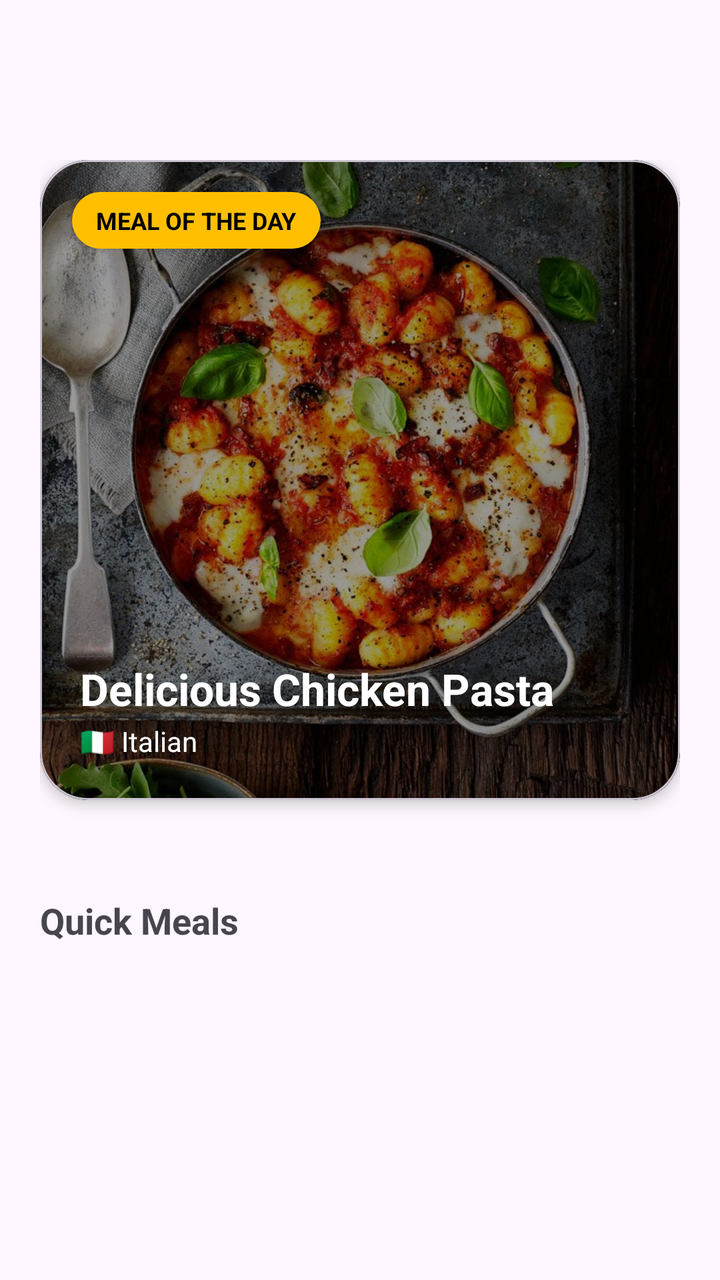
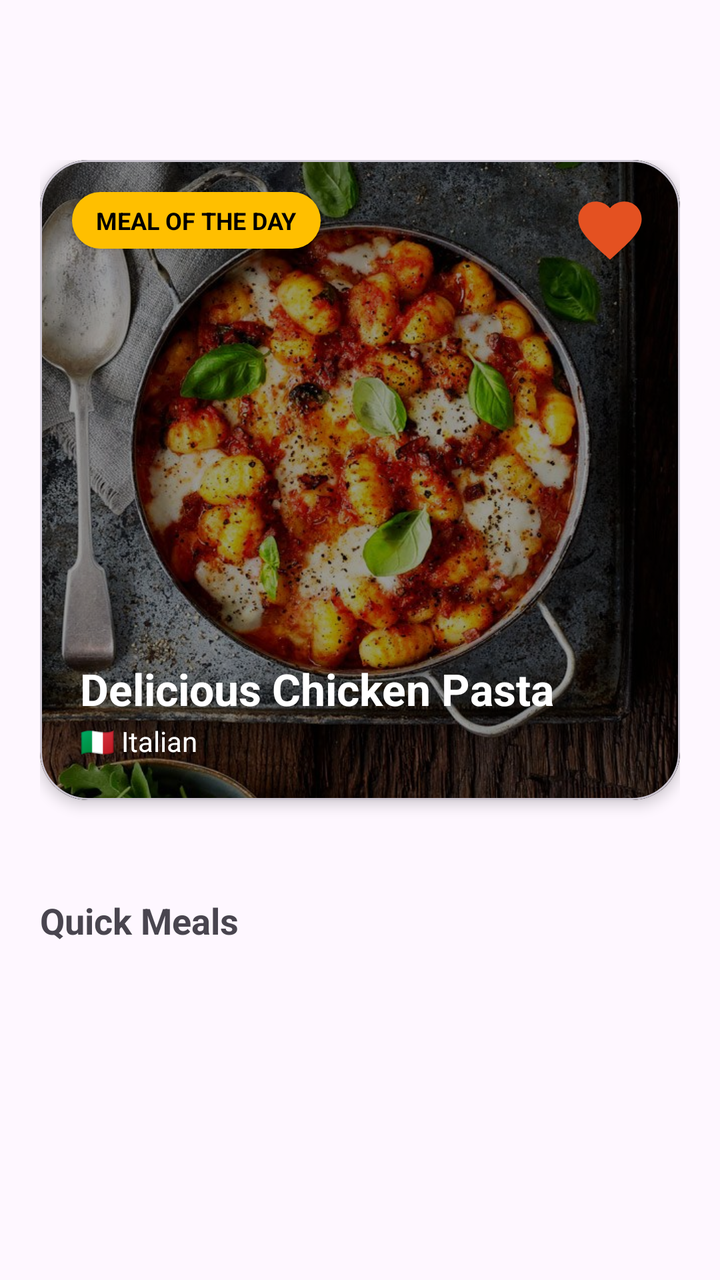

Before-and-after screenshots of an Android layout around one commit, followed by the original layout XML and the change that was made.
<!-- AndroidManifest.xml: application theme Theme.FoodPlanner -->
<!-- res/layout/fragment_home.xml -->
<?xml version="1.0" encoding="utf-8"?>
<androidx.constraintlayout.widget.ConstraintLayout xmlns:android="http://schemas.android.com/apk/res/android"
    xmlns:app="http://schemas.android.com/apk/res-auto"
    android:layout_width="match_parent"
    android:layout_height="match_parent"
    xmlns:tools="http://schemas.android.com/tools"
    android:id="@+id/homeFragment"
    android:paddingTop="80dp"
    android:paddingStart="20dp"
    android:paddingEnd="20dp"
    android:paddingBottom="30dp"
    >

    <com.google.android.material.card.MaterialCardView
        android:id="@+id/mealOfDayCard"
        android:layout_width="0dp"
        android:layout_height="320dp"
        app:cardCornerRadius="24dp"
        app:cardElevation="4dp"
        app:layout_constraintTop_toTopOf="parent"
        app:layout_constraintStart_toStartOf="parent"
        app:layout_constraintEnd_toEndOf="parent">

        <FrameLayout
            android:layout_width="match_parent"
            android:layout_height="match_parent">

            <ImageView
                android:id="@+id/mealImage"
                android:layout_width="match_parent"
                android:layout_height="match_parent"
                android:scaleType="centerCrop"
                android:src="@drawable/placeholder_food" />

            <View
                android:layout_width="match_parent"
                android:layout_height="match_parent"
                android:background="@color/darkOverlay" />

            <TextView
                android:layout_width="wrap_content"
                android:layout_height="wrap_content"
                android:layout_margin="16dp"
                android:paddingHorizontal="12dp"
                android:paddingVertical="6dp"
                android:background="@drawable/meal_day_shape"
                android:text="MEAL OF THE DAY"
                android:textColor="@color/black"
                android:textSize="12sp"
                android:textStyle="bold"
                android:elevation="2dp"
                android:layout_gravity="top|start" />


            <LinearLayout
                android:layout_width="match_parent"
                android:layout_height="wrap_content"
                android:layout_gravity="bottom|start"
                android:layout_margin="20dp"
                android:orientation="vertical">

                <TextView
                    android:id="@+id/mealTitle"
                    android:layout_width="match_parent"
                    android:layout_height="wrap_content"
                    android:text="Delicious Chicken Pasta"
                    android:textColor="@android:color/white"
                    android:textSize="22sp"
                    android:textStyle="bold"
                    android:maxLines="1"
                    android:ellipsize="end" />

                <TextView
                    android:id="@+id/mealCountry"
                    android:layout_width="wrap_content"
                    android:layout_height="wrap_content"
                    android:layout_marginTop="2dp"
                    android:text="🇮🇹 Italian"
                    android:textColor="@android:color/white"
                    android:textSize="14sp" />

            </LinearLayout>

        </FrameLayout>

    </com.google.android.material.card.MaterialCardView>


    <TextView
        android:id="@+id/mealsText"
        android:layout_width="wrap_content"
        android:layout_height="wrap_content"
        android:layout_marginTop="48dp"
        android:text="Quick Meals "
        android:textSize="18sp"
        android:textStyle="bold"
        app:layout_constraintTop_toBottomOf="@id/mealOfDayCard"
        app:layout_constraintStart_toStartOf="parent" />

    <androidx.recyclerview.widget.RecyclerView
        android:id="@+id/rvMeals"
        android:layout_width="0dp"
        android:layout_height="200dp"
        app:layoutManager="androidx.recyclerview.widget.LinearLayoutManager"
        android:layout_marginTop="12dp"
        tools:listitem="@layout/home_meals_card"
        app:layout_constraintTop_toBottomOf="@id/mealsText"
        app:layout_constraintStart_toStartOf="parent"
        app:layout_constraintEnd_toEndOf="parent" />

</androidx.constraintlayout.widget.ConstraintLayout>
<!-- res/layout/home_meals_card.xml (included above) -->
<?xml version="1.0" encoding="utf-8"?>
<com.google.android.material.card.MaterialCardView
    xmlns:android="http://schemas.android.com/apk/res/android"
    xmlns:app="http://schemas.android.com/apk/res-auto"
    android:id="@+id/mealOfDayCard"
    android:layout_width="240dp"
    android:layout_height="190dp"
    app:cardCornerRadius="18dp"
    app:cardElevation="4dp"
    app:layout_constraintTop_toTopOf="parent"
    app:layout_constraintStart_toStartOf="parent"
    app:layout_constraintEnd_toEndOf="parent"
    >

    <FrameLayout
        android:layout_width="match_parent"
        android:layout_height="match_parent">

        <ImageView
            android:id="@+id/mealImage"
            android:layout_width="match_parent"
            android:layout_height="match_parent"
            android:scaleType="centerCrop"
            android:src="@drawable/placeholder_food" />

        <View
            android:layout_width="match_parent"
            android:layout_height="match_parent"
            android:background="@color/darkOverlay" />


        <TextView
            android:id="@+id/mealTitle"
            android:layout_width="match_parent"
            android:layout_height="wrap_content"
            android:text="Delicious Chicken Pasta"
            android:textColor="@android:color/white"
            android:layout_margin="20dp"
            android:layout_gravity="bottom|start"
            android:textSize="18sp"
            android:textStyle="bold"
            android:maxLines="1"
            android:ellipsize="end" />

        <ImageView
            android:id="@+id/addToFavBtn"
            android:layout_width="32dp"
            android:layout_height="32dp"
            android:layout_gravity="top|end"
            android:layout_margin="12dp"
            android:src="@drawable/baseline_favorite_24"
            app:tint="@color/primary_orange" />


    </FrameLayout>

</com.google.android.material.card.MaterialCardView>
<!-- resources referenced by this layout -->
<resources>
  <color name="black">#FF000000</color>
  <color name="darkOverlay">#66000000</color>
  <color name="primary_orange">#e45121</color>
  <!-- drawable baseline_favorite_24 (drawable) -->
  <vector xmlns:android="http://schemas.android.com/apk/res/android" android:height="24dp" android:tint="#96614F" android:viewportHeight="24" android:viewportWidth="24" android:width="24dp">
        
      <path android:fillColor="@android:color/white" android:pathData="M12,21.35l-1.45,-1.32C5.4,15.36 2,12.28 2,8.5 2,5.42 4.42,3 7.5,3c1.74,0 3.41,0.81 4.5,2.09C13.09,3.81 14.76,3 16.5,3 19.58,3 22,5.42 22,8.5c0,3.78 -3.4,6.86 -8.55,11.54L12,21.35z"/>
      
  </vector>
  <!-- drawable meal_day_shape (drawable) -->
  <shape xmlns:android="http://schemas.android.com/apk/res/android"
      android:shape="rectangle">
      <solid android:color="@color/gold"/>
      <corners android:radius="16dp"/>
  </shape>
  <!-- drawable placeholder_food: jpg bitmap (drawable, 159625 bytes) -->
  <style name="Theme.FoodPlanner" parent="Base.Theme.FoodPlanner" />
  <color name="gold">#FFBF00</color>
  <style name="Base.Theme.FoodPlanner" parent="Theme.Material3.DayNight.NoActionBar">
          
          
      </style>
</resources>

<!-- the commit's change to res/layout/fragment_home.xml (unified diff, before → after) -->
@@ -36,6 +36,16 @@
                 android:layout_width="match_parent"
                 android:layout_height="match_parent"
                 android:background="@color/darkOverlay" />
+
+            <ImageView
+                android:id="@+id/addToFavBtn"
+                android:layout_width="38dp"
+                android:layout_height="38dp"
+                android:layout_gravity="top|end"
+                android:layout_margin="16dp"
+                android:src="@drawable/baseline_favorite_24"
+                app:tint="@color/primary_orange"
+                />
 
             <TextView
                 android:layout_width="wrap_content"
